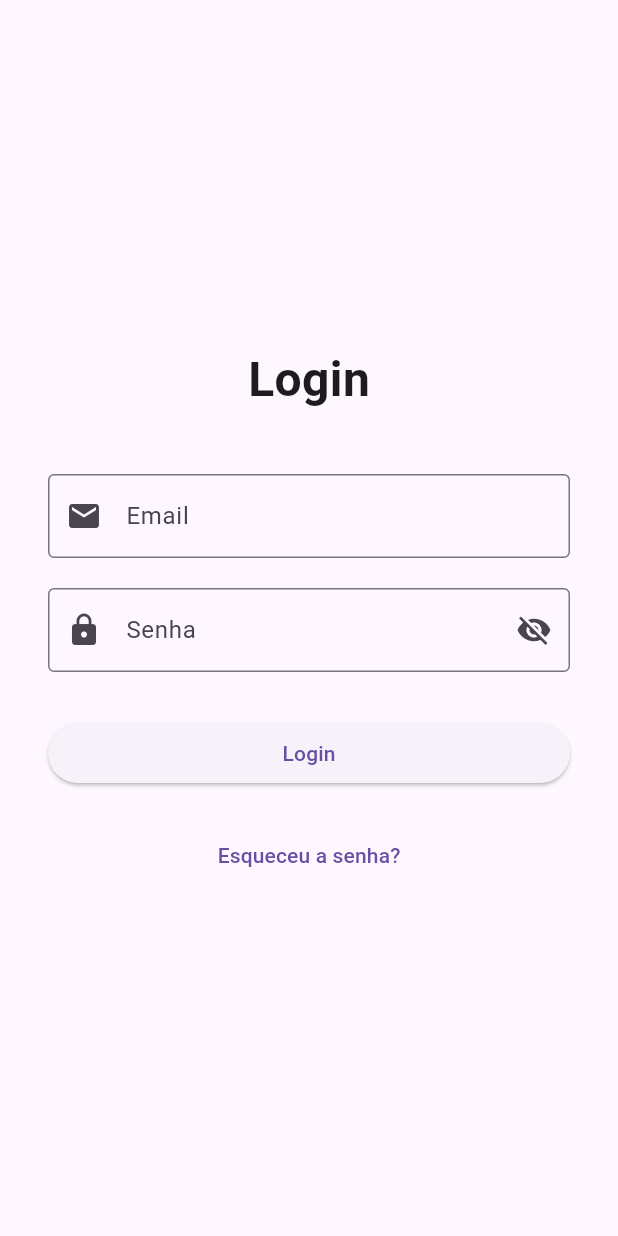
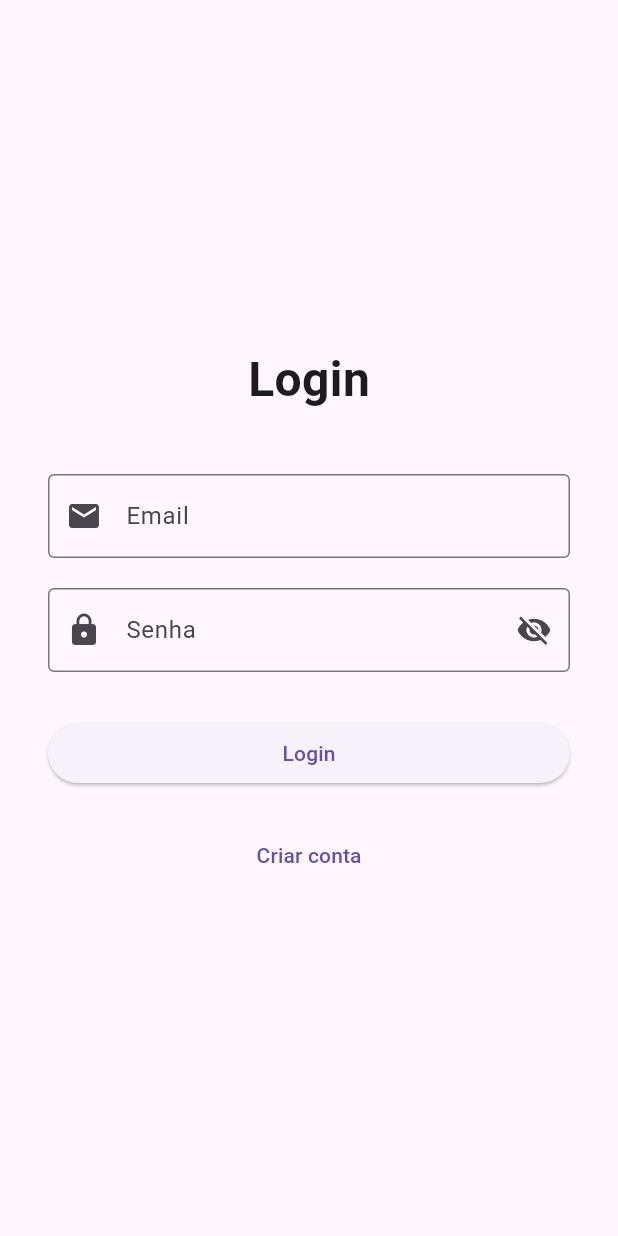
Before and after one commit to jvsmatheus/app_receitas, a Flutter app: the screen it shows after launch, on a phone screen of 412 x 824 dp. Run offline on Flutter 3.47's test engine with Material 3 defaults, Android fonts, the phone set to English and light mode, and no system bars; accounts and stored records are empty.

Commit message:
Removendo imports

```diff
--- a/lib/pages/login.dart
+++ b/lib/pages/login.dart
@@ -109,7 +109,7 @@ class _LoginPageState extends State<LoginPage> {
                 onPressed: () {
                   // Navegar para a página de recuperação de senha
                 },
-                child: const Text('Esqueceu a senha?'),
+                child: const Text('Criar conta'),
               ),
             ],
           ),
--- a/lib/repositories/user_repository.dart
+++ b/lib/repositories/user_repository.dart
@@ -1,6 +1,4 @@
-import 'package:app_receitas/models/recipe.dart';
 import 'package:app_receitas/models/user.dart';
-import 'package:app_receitas/repositories/recipe_repository.dart';
 
 class UserRepository {
   static final List<User> table = [
```
